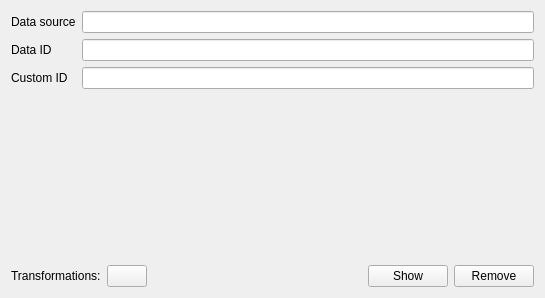
Qt form forms/signalitem.ui (echmet/SignalMixer) before a commit.
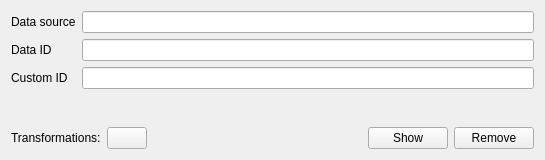
The same form after that commit. Custom widgets are drawn as their Qt base class.

Commit message: Resize the added signals container if the tranformation widget is collapsed or expanded

What changed in the file:
```diff
--- a/forms/signalitem.ui
+++ b/forms/signalitem.ui
@@ -7,7 +7,7 @@
     <x>0</x>
     <y>0</y>
     <width>545</width>
-    <height>298</height>
+    <height>160</height>
    </rect>
   </property>
   <property name="sizePolicy">
```
Left out of the diff: 21 changed lines with no effect on the pictures. The commit also changes 7 other files.
